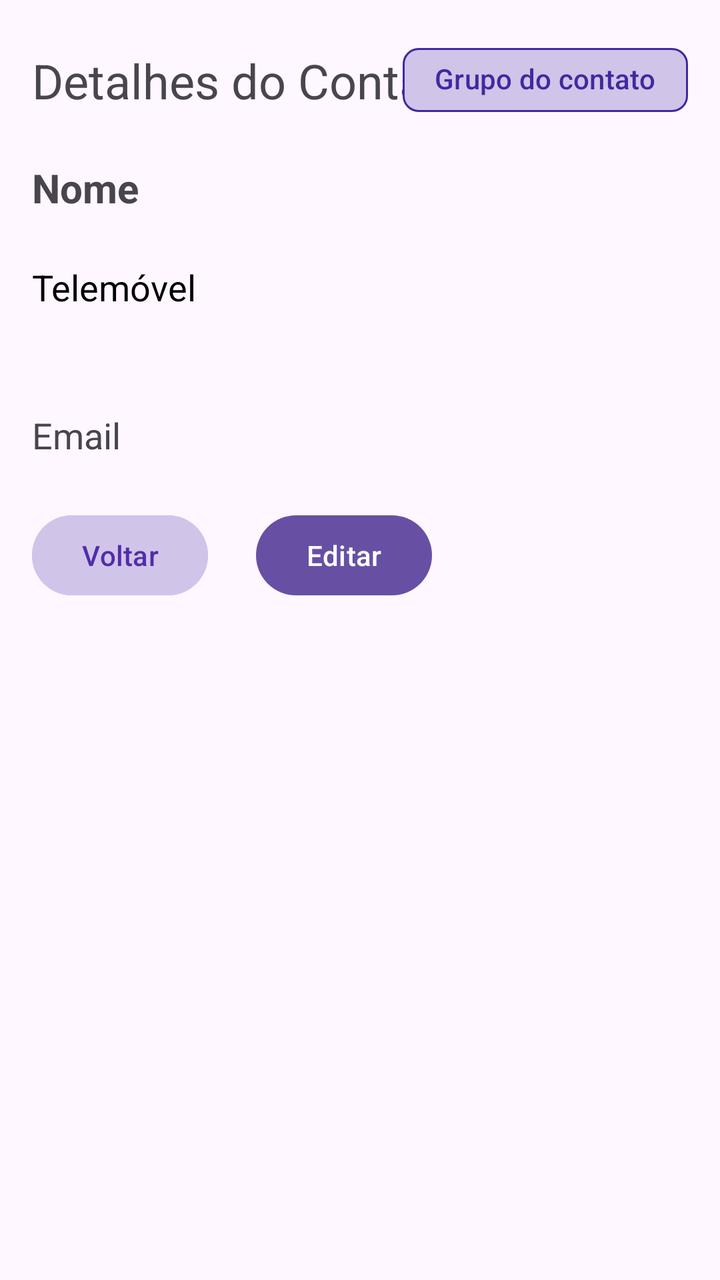
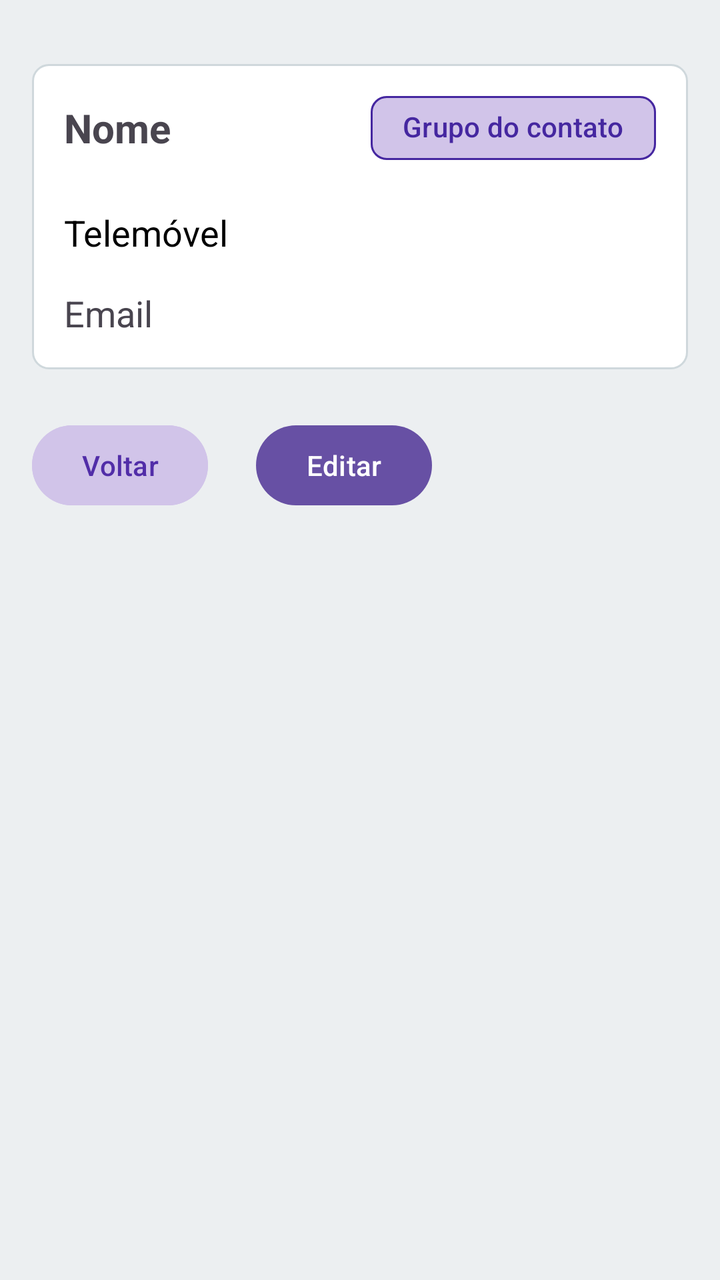

Compare the two renders of this Android layout. The source of the first and the diff that turns it into the second are given below.
<!-- AndroidManifest.xml: application theme Theme.ListaDeContatos -->
<!-- res/layout/activity_detalhes_contato.xml -->
<?xml version="1.0" encoding="utf-8"?>
<androidx.constraintlayout.widget.ConstraintLayout xmlns:android="http://schemas.android.com/apk/res/android"
    xmlns:app="http://schemas.android.com/apk/res-auto"
    xmlns:tools="http://schemas.android.com/tools"
    android:layout_width="match_parent"
    android:layout_height="match_parent"
    tools:context=".DetalhesContatoActivity"
    android:padding="16dp">

    <TextView
        android:id="@+id/tituloDetalhes"
        android:layout_width="wrap_content"
        android:layout_height="wrap_content"
        android:layout_marginTop="8dp"
        android:text="Detalhes do Contato"
        android:textSize="24sp"
        app:layout_constraintEnd_toStartOf="@+id/chipGrupoDetalhes"
        app:layout_constraintHorizontal_bias="0.0"
        app:layout_constraintStart_toStartOf="parent"
        app:layout_constraintTop_toTopOf="parent" />

    <TextView
        android:id="@+id/txtNome"
        android:layout_width="match_parent"
        android:layout_height="wrap_content"
        android:layout_marginTop="24dp"
        android:text="Nome"
        android:textSize="20sp"
        android:textStyle="bold"
        app:layout_constraintEnd_toEndOf="parent"
        app:layout_constraintHorizontal_bias="0.0"
        app:layout_constraintStart_toStartOf="parent"
        app:layout_constraintTop_toBottomOf="@+id/tituloDetalhes" />

    <TextView
        android:id="@+id/txtTelemovel"
        android:layout_width="match_parent"
        android:layout_height="50dp"
        android:layout_marginTop="24dp"
        android:clickable="true"
        android:focusable="true"
        android:text="Telemóvel"
        android:textColor="@color/black"
        android:textSize="18sp"
        app:layout_constraintEnd_toEndOf="parent"
        app:layout_constraintHorizontal_bias="0.0"
        app:layout_constraintStart_toStartOf="parent"
        app:layout_constraintTop_toBottomOf="@+id/txtNome" />

    <TextView
        android:id="@+id/txtEmail"
        android:layout_width="match_parent"
        android:layout_height="wrap_content"
        android:layout_marginTop="24dp"
        android:text="Email"
        android:textSize="18sp"
        app:layout_constraintEnd_toEndOf="parent"
        app:layout_constraintHorizontal_bias="0.0"
        app:layout_constraintStart_toStartOf="parent"
        app:layout_constraintTop_toBottomOf="@+id/txtTelemovel" />

    <com.google.android.material.chip.Chip
        android:id="@+id/chipGrupoDetalhes"
        android:layout_width="wrap_content"
        android:layout_height="wrap_content"
        android:text="Grupo do contato"
        android:textColor="@color/purple_800"
        app:chipBackgroundColor="@color/purple_100"
        app:chipCornerRadius="8dp"
        app:chipStrokeColor="@color/purple_800"
        app:chipStrokeWidth="1dp"
        app:layout_constraintEnd_toEndOf="parent"
        app:layout_constraintTop_toTopOf="parent" />

    <TableRow
        android:layout_width="0dp"
        android:layout_height="wrap_content"
        android:layout_marginTop="24dp"
        app:layout_constraintEnd_toEndOf="parent"
        app:layout_constraintHorizontal_bias="0.0"
        app:layout_constraintStart_toStartOf="parent"
        app:layout_constraintTop_toBottomOf="@+id/txtEmail">

        <Button
            android:id="@+id/btnVoltarDetalhes"
            android:layout_width="wrap_content"
            android:layout_height="wrap_content"
            android:layout_marginEnd="24dp"
            android:backgroundTint="@color/purple_100"
            android:text="Voltar"
            android:textColor="@color/purple_700" />

        <Button
            android:id="@+id/btnEditar"
            android:layout_width="wrap_content"
            android:layout_height="wrap_content"
            android:text="Editar" />
    </TableRow>

</androidx.constraintlayout.widget.ConstraintLayout>
<!-- resources referenced by this layout -->
<resources>
  <color name="black">#FF000000</color>
  <color name="purple_100">#D1C4E9</color>
  <color name="purple_700">#512DA8</color>
  <color name="purple_800">#4527A0</color>
  <style name="Theme.ListaDeContatos" parent="Base.Theme.ListaDeContatos" />
  <style name="Base.Theme.ListaDeContatos" parent="Theme.Material3.DayNight.NoActionBar">
          
          
      </style>
</resources>

<!-- the commit's change to res/layout/activity_detalhes_contato.xml (unified diff, before → after) -->
@@ -4,73 +4,88 @@
     xmlns:tools="http://schemas.android.com/tools"
     android:layout_width="match_parent"
     android:layout_height="match_parent"
+    android:background="@color/blueGrey_50"
     tools:context=".DetalhesContatoActivity"
     android:padding="16dp">
 
-    <TextView
-        android:id="@+id/tituloDetalhes"
-        android:layout_width="wrap_content"
-        android:layout_height="wrap_content"
-        android:layout_marginTop="8dp"
-        android:text="Detalhes do Contato"
-        android:textSize="24sp"
-        app:layout_constraintEnd_toStartOf="@+id/chipGrupoDetalhes"
-        app:layout_constraintHorizontal_bias="0.0"
-        app:layout_constraintStart_toStartOf="parent"
-        app:layout_constraintTop_toTopOf="parent" />
 
-    <TextView
-        android:id="@+id/txtNome"
+    <LinearLayout
+        android:id="@+id/itensDetalhes"
         android:layout_width="match_parent"
         android:layout_height="wrap_content"
-        android:layout_marginTop="24dp"
-        android:text="Nome"
-        android:textSize="20sp"
-        android:textStyle="bold"
+        android:layout_marginTop="16dp"
+        android:background="@drawable/borda_arredondada"
+        android:orientation="vertical"
+        android:paddingLeft="16dp"
+        android:paddingTop="8dp"
+        android:paddingRight="16dp"
+        android:paddingBottom="16dp"
         app:layout_constraintEnd_toEndOf="parent"
-        app:layout_constraintHorizontal_bias="0.0"
+        app:layout_constraintHorizontal_bias="1.0"
         app:layout_constraintStart_toStartOf="parent"
-        app:layout_constraintTop_toBottomOf="@+id/tituloDetalhes" />
+        app:layout_constraintTop_toTopOf="parent">
 
-    <TextView
-        android:id="@+id/txtTelemovel"
-        android:layout_width="match_parent"
-        android:layout_height="50dp"
-        android:layout_marginTop="24dp"
-        android:clickable="true"
-        android:focusable="true"
-        android:text="Telemóvel"
-        android:textColor="@color/black"
-        android:textSize="18sp"
-        app:layout_constraintEnd_toEndOf="parent"
-        app:layout_constraintHorizontal_bias="0.0"
-        app:layout_constraintStart_toStartOf="parent"
-        app:layout_constraintTop_toBottomOf="@+id/txtNome" />
+        <LinearLayout
+            android:layout_width="match_parent"
+            android:layout_height="wrap_content"
+            android:gravity="center_vertical"
+            android:orientation="horizontal">
 
-    <TextView
-        android:id="@+id/txtEmail"
-        android:layout_width="match_parent"
-        android:layout_height="wrap_content"
-        android:layout_marginTop="24dp"
-        android:text="Email"
-        android:textSize="18sp"
-        app:layout_constraintEnd_toEndOf="parent"
-        app:layout_constraintHorizontal_bias="0.0"
-        app:layout_constraintStart_toStartOf="parent"
-        app:layout_constraintTop_toBottomOf="@+id/txtTelemovel" />
+            <TextView
+                android:id="@+id/txtNome"
+                android:layout_width="wrap_content"
+                android:layout_height="wrap_content"
+                android:text="Nome"
+                android:textSize="20sp"
+                android:textStyle="bold"
+                android:layout_weight="1"
+                app:layout_constraintEnd_toEndOf="parent"
+                app:layout_constraintHorizontal_bias="0.0"
+                app:layout_constraintStart_toStartOf="parent" />
 
-    <com.google.android.material.chip.Chip
-        android:id="@+id/chipGrupoDetalhes"
-        android:layout_width="wrap_content"
-        android:layout_height="wrap_content"
-        android:text="Grupo do contato"
-        android:textColor="@color/purple_800"
-        app:chipBackgroundColor="@color/purple_100"
-        app:chipCornerRadius="8dp"
-        app:chipStrokeColor="@color/purple_800"
-        app:chipStrokeWidth="1dp"
-        app:layout_constraintEnd_toEndOf="parent"
-        app:layout_constraintTop_toTopOf="parent" />
+            <com.google.android.material.chip.Chip
+                android:id="@+id/chipGrupoDetalhes"
+                android:layout_width="wrap_content"
+                android:layout_height="wrap_content"
+                android:text="Grupo do contato"
+                android:textColor="@color/purple_800"
+                app:chipBackgroundColor="@color/purple_100"
+                app:chipCornerRadius="8dp"
+                app:chipStrokeColor="@color/purple_800"
+                app:chipStrokeWidth="1dp" />
+
+        </LinearLayout>
+
+
+        <TextView
+            android:id="@+id/txtTelemovel"
+            android:layout_width="182dp"
+            android:layout_height="wrap_content"
+            android:layout_marginTop="16dp"
+            android:clickable="true"
+            android:focusable="true"
+            android:text="Telemóvel"
+            android:textColor="@color/black"
+            android:textSize="18sp"
+            app:layout_constraintEnd_toEndOf="parent"
+            app:layout_constraintHorizontal_bias="0.0"
+            app:layout_constraintStart_toStartOf="parent"
+            app:layout_constraintTop_toBottomOf="@+id/txtNome" />
+
+        <TextView
+            android:id="@+id/txtEmail"
+            android:layout_width="match_parent"
+            android:layout_height="wrap_content"
+            android:layout_marginTop="16dp"
+            android:text="Email"
+            android:textSize="18sp"
+            app:layout_constraintEnd_toEndOf="parent"
+            app:layout_constraintHorizontal_bias="0.0"
+            app:layout_constraintStart_toStartOf="parent"
+            app:layout_constraintTop_toBottomOf="@+id/txtTelemovel" />
+
+
+    </LinearLayout>
 
     <TableRow
         android:layout_width="0dp"
@@ -79,7 +94,7 @@
         app:layout_constraintEnd_toEndOf="parent"
         app:layout_constraintHorizontal_bias="0.0"
         app:layout_constraintStart_toStartOf="parent"
-        app:layout_constraintTop_toBottomOf="@+id/txtEmail">
+        app:layout_constraintTop_toBottomOf="@+id/itensDetalhes">
 
         <Button
             android:id="@+id/btnVoltarDetalhes"
<!-- resource entries referenced after the edit -->
@@ -1,10 +1,29 @@
 <!-- resources referenced by this layout -->
 <resources>
   <color name="black">#FF000000</color>
+  <color name="blueGrey_50">#ECEFF1</color>
   <color name="purple_100">#D1C4E9</color>
   <color name="purple_700">#512DA8</color>
   <color name="purple_800">#4527A0</color>
+  <!-- drawable borda_arredondada (drawable) -->
+  <?xml version="1.0" encoding="utf-8"?>
+  <shape xmlns:android="http://schemas.android.com/apk/res/android"
+      android:shape="rectangle">
+  
+      
+      <solid android:color="#FFFFFF"/> 
+  
+      
+      <corners android:radius="8dp"/> 
+  
+      
+      <stroke
+          android:width="1dp"
+          android:color="@color/blueGrey_100"/> 
+  
+  </shape>
   <style name="Theme.ListaDeContatos" parent="Base.Theme.ListaDeContatos" />
+  <color name="blueGrey_100">#CFD8DC</color>
   <style name="Base.Theme.ListaDeContatos" parent="Theme.Material3.DayNight.NoActionBar">
           
           
